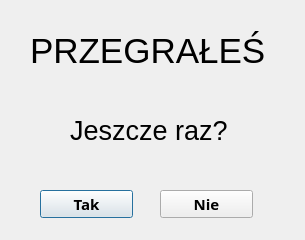
Before: the Qt Designer form resultwindow.ui in pkwasek08/Tic-Tac-Toe, drawn with Qt 5.
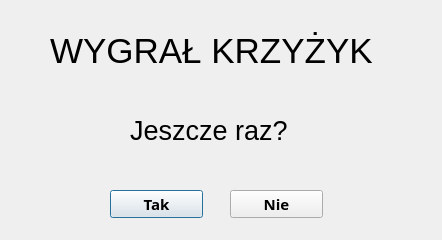
After: the same form once the commit is applied.

The edit to the form file:
```diff
--- a/resultwindow.ui
+++ b/resultwindow.ui
@@ -6,7 +6,7 @@
    <rect>
     <x>0</x>
     <y>0</y>
-    <width>305</width>
+    <width>442</width>
     <height>240</height>
    </rect>
   </property>
@@ -16,7 +16,7 @@
   <widget class="QLabel" name="label">
    <property name="geometry">
     <rect>
-     <x>70</x>
+     <x>130</x>
      <y>100</y>
      <width>241</width>
      <height>61</height>
@@ -34,9 +34,9 @@
   <widget class="QLabel" name="lose">
    <property name="geometry">
     <rect>
-     <x>30</x>
+     <x>50</x>
      <y>0</y>
-     <width>271</width>
+     <width>391</width>
      <height>101</height>
     </rect>
    </property>
@@ -46,13 +46,13 @@
     </font>
    </property>
    <property name="text">
-    <string>PRZEGRAŁEŚ</string>
+    <string>WYGRAŁ KRZYŻYK</string>
    </property>
   </widget>
   <widget class="QPushButton" name="pushButton">
    <property name="geometry">
     <rect>
-     <x>40</x>
+     <x>110</x>
      <y>190</y>
      <width>93</width>
      <height>28</height>
@@ -73,7 +73,7 @@
   <widget class="QPushButton" name="pushButton_2">
    <property name="geometry">
     <rect>
-     <x>160</x>
+     <x>230</x>
      <y>190</y>
      <width>93</width>
      <height>28</height>
```
